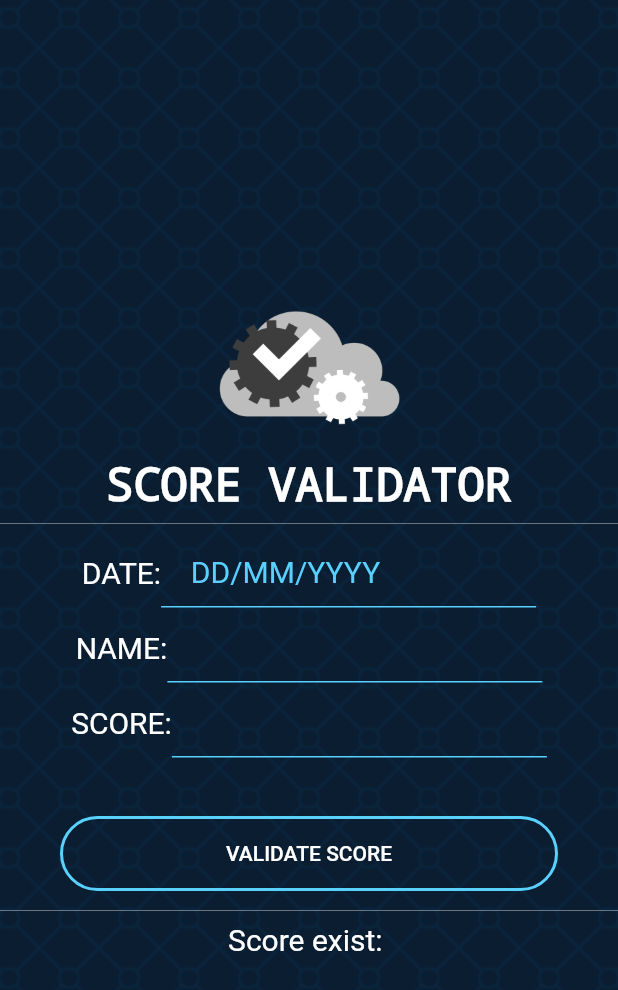
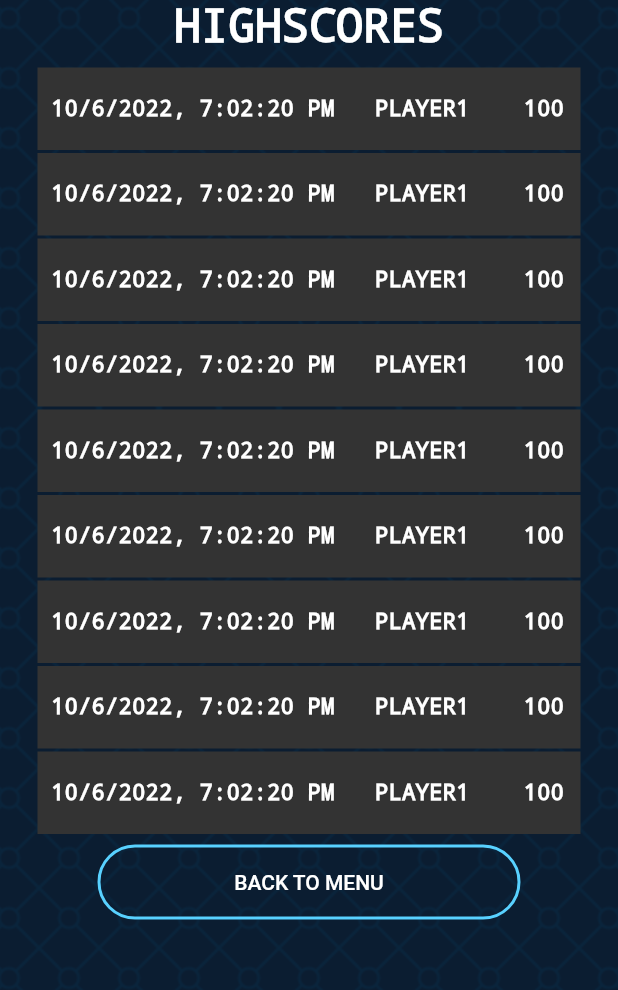
Before and after one commit to MyNamesRaph/whack_a_mole_flutter, a Flutter app: the screen it shows after launch, on a phone screen of 412 x 824 dp. Shown: the top 990 px of the screen. Run offline on Flutter 3.47's test engine with Material 2 defaults, Android fonts, the phone set to English and light mode, and no system bars.

Commit message:
Highscores

```diff
--- a/lib/main.dart
+++ b/lib/main.dart
@@ -1,4 +1,6 @@
 import 'package:flutter/material.dart';
+import 'package:whack_a_mole_flutter/screens/about.dart';
+import 'package:whack_a_mole_flutter/screens/highScores.dart';
 import 'package:whack_a_mole_flutter/screens/home.dart';
 import 'package:whack_a_mole_flutter/screens/scoreValidator.dart';
 
@@ -17,7 +19,9 @@ class MyApp extends StatelessWidget {
       title: 'Flutter Demo',
       theme: ThemeData(),
       //home: const Home(title: 'Whack-a-mole Home')
-      home: const ScoreValidator(title: 'Score Validator')
+      //home: const ScoreValidator(title: 'Score Validator')
+      home: const HighScores(title: 'High Score')
+      //home: const About(title: 'About')
     );
   }
 }
--- /dev/null
+++ b/lib/screens/highScores.dart
@@ -0,0 +1,172 @@
+import 'package:flutter/material.dart';
+
+import '../components/button.dart';
+
+class HighScores extends StatelessWidget {
+  const HighScores({Key? key, required this.title}) : super(key: key);
+
+  final String title;
+
+  @override
+  Widget build(BuildContext context) {
+    return MaterialApp(
+      debugShowCheckedModeBanner: false,
+      title: 'Home',
+      home: Container(
+          height: double.infinity,
+          width: double.infinity,
+          decoration: const BoxDecoration(
+            color: Color(0xFF0B1D31),
+            image: DecorationImage(
+                scale: 1.0,
+                image: AssetImage("assets/images/backgroundPattern.png"),
+                repeat: ImageRepeat.repeat,
+                opacity: 0.10),
+          ),
+          child: Column(
+            children: [
+              const Text("HIGHSCORES",
+                style: TextStyle(
+                    color: Colors.white,
+                    decoration: TextDecoration.none,
+                    fontSize: 30),
+              ),
+              ListView(
+                padding: const EdgeInsets.only(left:25,right:25,top:10,bottom:10),
+                shrinkWrap: true,
+                children: [
+                  Container(
+                    height: 55,
+                    width: 100,
+                    color: const Color(0xFF333333),
+                    child: const Text("\n 10/6/2022, 7:02:20 PM   PLAYER1    100",
+                      style: TextStyle(
+                          color: Colors.white,
+                          decoration: TextDecoration.none,
+                          fontSize: 15),
+                    ),
+                  ),
+                  const SizedBox(
+                    height: 2,
+                  ),
+                  Container(
+                    height: 55,
+                    width: 100,
+                    color: const Color(0xFF333333),
+                    child: const Text("\n 10/6/2022, 7:02:20 PM   PLAYER1    100",
+                      style: TextStyle(
+                          color: Colors.white,
+                          decoration: TextDecoration.none,
+                          fontSize: 15),
+                    ),
+                  ),
+                  const SizedBox(
+                    height: 2,
+                  ),
+                  Container(
+                    height: 55,
+                    width: 100,
+                    color: const Color(0xFF333333),
+                    child: const Text("\n 10/6/2022, 7:02:20 PM   PLAYER1    100",
+                      style: TextStyle(
+                          color: Colors.white,
+                          decoration: TextDecoration.none,
+                          fontSize: 15),
+                    ),
+                  ),
+                  const SizedBox(
+                    height: 2,
+                  ),
+                  Container(
+                    height: 55,
+                    width: 100,
+                    color: const Color(0xFF333333),
+                    child: const Text("\n 10/6/2022, 7:02:20 PM   PLAYER1    100",
+                      style: TextStyle(
+                          color: Colors.white,
+                          decoration: TextDecoration.none,
+                          fontSize: 15),
+                    ),
+                  ),
+                  const SizedBox(
+                    height: 2,
+                  ),
+                  Container(
+                    height: 55,
+                    width: 100,
+                    color: const Color(0xFF333333),
+                    child: const Text("\n 10/6/2022, 7:02:20 PM   PLAYER1    100",
+                      style: TextStyle(
+                          color: Colors.white,
+                          decoration: TextDecoration.none,
+                          fontSize: 15),
+                    ),
+                  ),
+                  const SizedBox(
+                    height: 2,
+                  ),
+                  Container(
+                    height: 55,
+                    width: 100,
+                    color: const Color(0xFF333333),
+                    child: const Text("\n 10/6/2022, 7:02:20 PM   PLAYER1    100",
+                      style: TextStyle(
+                          color: Colors.white,
+                          decoration: TextDecoration.none,
+                          fontSize: 15),
+                    ),
+                  ),
+                  const SizedBox(
+                    height: 2,
+                  ),
+                  Container(
+                    height: 55,
+                    width: 100,
+                    color: const Color(0xFF333333),
+                    child: const Text("\n 10/6/2022, 7:02:20 PM   PLAYER1    100",
+                      style: TextStyle(
+                          color: Colors.white,
+                          decoration: TextDecoration.none,
+                          fontSize: 15),
+                    ),
+                  ),
+                  const SizedBox(
+                    height: 2,
+                  ),
+                  Container(
+                    height: 55,
+                    width: 100,
+                    color: const Color(0xFF333333),
+                    child: const Text("\n 10/6/2022, 7:02:20 PM   PLAYER1    100",
+                      style: TextStyle(
+                          color: Colors.white,
+                          decoration: TextDecoration.none,
+                          fontSize: 15),
+                    ),
+                  ),
+                  const SizedBox(
+                    height: 2,
+                  ),
+                  Container(
+                    height: 55,
+                    width: 100,
+                    color: const Color(0xFF333333),
+                    child: const Text("\n 10/6/2022, 7:02:20 PM   PLAYER1    100",
+                      style: TextStyle(
+                          color: Colors.white,
+                          decoration: TextDecoration.none,
+                          fontSize: 15),
+                    ),
+                  ),
+                  const SizedBox(
+                    height: 2,
+                  ),
+                  const Button("BACK TO MENU", Color(0xFF58D1FF))
+                ],
+              )
+            ],
+          )
+      ),
+    );
+  }
+}
```
